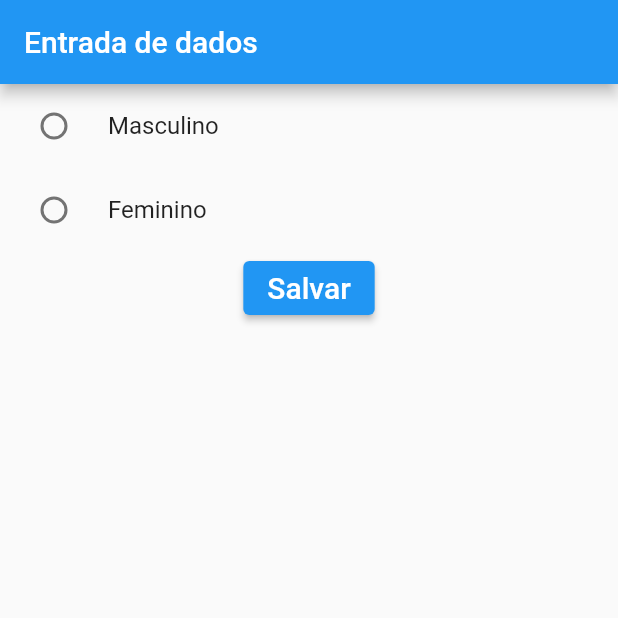
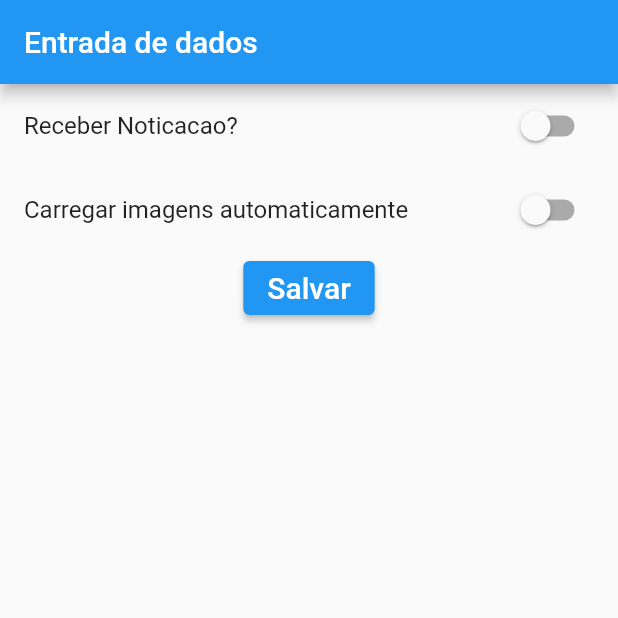
Before and after one commit to Rodrigodante11/Flutters_course, a Flutter app: the screen it shows after launch, after a tap on "Salvar", on a phone screen of 412 x 824 dp, the top half of it. Run offline on Flutter 3.47's test engine with Material 2 defaults, Android fonts, the phone set to English and light mode, and no system bars.

Commit message:
Switch component

```diff
--- /dev/null
+++ b/component_de_entratada_de_dados/entrada_dados/lib/entradaSwitch.dart
@@ -0,0 +1,80 @@
+
+import 'package:flutter/material.dart';
+
+class EntradaSwitch extends StatefulWidget {
+  const EntradaSwitch({Key? key}) : super(key: key);
+
+  @override
+  State<EntradaSwitch> createState() => _EntradaSwitchState();
+}
+
+class _EntradaSwitchState extends State<EntradaSwitch> {
+  bool _escolhaUsuario =  false;
+  bool _escolhaconfig =  false;
+
+  @override
+  Widget build(BuildContext context) {
+    return Scaffold(
+        appBar: AppBar(
+          title: Text("Entrada de dados"),
+        ),
+        body: Container(
+            child:Column(
+              children: <Widget>[
+
+                SwitchListTile( // apenas com column nao funciona com Row
+                  title: Text("Receber Noticacao? "),
+                    value: _escolhaUsuario,
+                    onChanged: (bool? valor){
+                      setState(() {
+                        _escolhaUsuario = valor!;
+                      });
+                    }
+                ),
+
+                SwitchListTile( // apenas com column nao funciona com Row
+                    title: Text("Carregar imagens automaticamente "),
+                    value: _escolhaconfig,
+                    onChanged: (bool? valor){
+                      setState(() {
+                        _escolhaconfig = valor!;
+                      });
+                    }
+                ),
+
+                ElevatedButton(
+                    onPressed: (){
+                      if(_escolhaUsuario){
+                        print("Escolha: ativar notificacao");
+                      }else{
+                        print("Escolha: Nao Ativar notificacao");
+                      }
+                    },
+                    child: Text(
+                        "Salvar",
+                        style: TextStyle(
+                          fontSize: 20,
+                        )
+                    ),
+                    style: ElevatedButton.styleFrom(
+                      primary: Colors.blue,
+                    )
+                ),
+
+
+              // Switch(
+              //     value: _escolhaUsuario,
+              //     onChanged: (bool? valor){
+              //       setState(() {
+              //         _escolhaUsuario = valor!;
+              //       });
+              //     }
+              // ),
+              //   Text("Receber Noticacao? ")
+
+              ],
+            )
+        )
+    );
+  }
+}
--- a/component_de_entratada_de_dados/entrada_dados/lib/main.dart
+++ b/component_de_entratada_de_dados/entrada_dados/lib/main.dart
@@ -3,13 +3,15 @@ import 'package:flutter/material.dart';
 
 import 'CampoTexto.dart';
 import 'EntradaCheckBox.dart';
+import 'entradaSwitch.dart';
 
 void main(){
   runApp(
     MaterialApp(
       // home: CampoTexto(),
       // home: EntradaCheckBox(),
-      home: EntradaRadioButton(),
+      // home: EntradaRadioButton(),
+      home : EntradaSwitch(),
       debugShowCheckedModeBanner: false,
     )
   );
```
